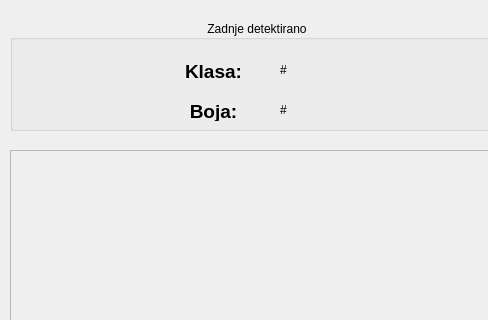
Above: qtapp/MainWindow.ui from vsimundic/ugrsshapesdetection before the change; both pictures show x 0 to 488 and y 0 to 320 of the 1030 by 550 pixel window. Below: the same form after it.
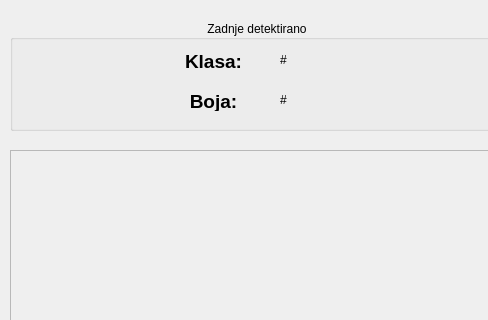
That is the form after the change. Icons and pictures are not drawn.

```diff
--- a/qtapp/MainWindow.ui
+++ b/qtapp/MainWindow.ui
@@ -278,7 +278,7 @@
      <property name="geometry">
       <rect>
        <x>170</x>
-       <y>40</y>
+       <y>30</y>
        <width>67</width>
        <height>21</height>
       </rect>
@@ -297,7 +297,7 @@
      <property name="geometry">
       <rect>
        <x>170</x>
-       <y>80</y>
+       <y>70</y>
        <width>67</width>
        <height>21</height>
       </rect>
@@ -316,7 +316,7 @@
      <property name="geometry">
       <rect>
        <x>240</x>
-       <y>40</y>
+       <y>30</y>
        <width>67</width>
        <height>21</height>
       </rect>
@@ -335,7 +335,7 @@
      <property name="geometry">
       <rect>
        <x>240</x>
-       <y>80</y>
+       <y>70</y>
        <width>67</width>
        <height>21</height>
       </rect>
```
Left out of the diff: 9 changed lines with no effect on the pictures.
